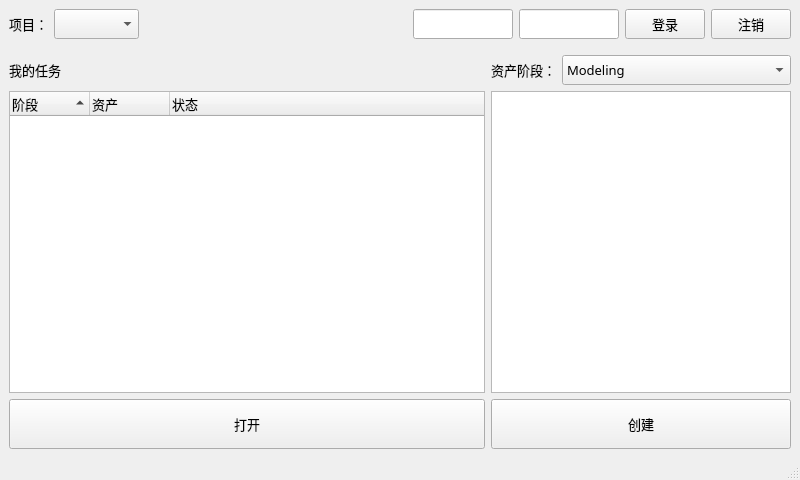
lonegather/Barbarian, file commons/ui/CGTW.ui: the form before one commit.
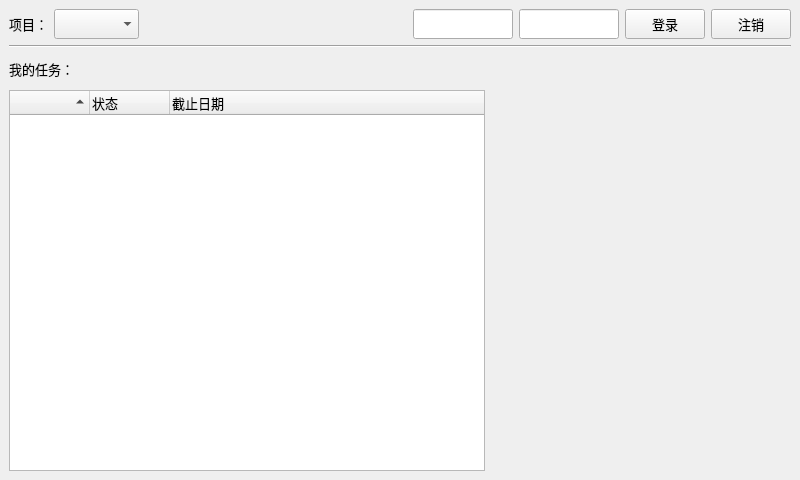
The form after the commit.

What changed in the file:
```diff
--- a/commons/ui/CGTW.ui
+++ b/commons/ui/CGTW.ui
@@ -20,7 +20,10 @@
    <string>Teamwork</string>
   </property>
   <widget class="QWidget" name="centralwidget">
-   <layout class="QVBoxLayout" name="verticalLayout_2" stretch="0,1">
+   <layout class="QVBoxLayout" name="verticalLayout_2" stretch="0,0,1">
+    <property name="bottomMargin">
+     <number>0</number>
+    </property>
     <item>
      <layout class="QHBoxLayout" name="horizontalLayout">
       <item>
@@ -188,12 +191,19 @@
       </item>
      </layout>
     </item>
+    <item>
+     <widget class="Line" name="line">
+      <property name="orientation">
+       <enum>Qt::Horizontal</enum>
+      </property>
+     </widget>
+    </item>
     <item>
      <layout class="QHBoxLayout" name="horizontalLayout_2" stretch="1,0">
       <item>
-       <layout class="QVBoxLayout" name="verticalLayout" stretch="0,1,0">
-        <property name="topMargin">
-         <number>10</number>
+       <layout class="QVBoxLayout" name="verticalLayout" stretch="0,0">
+        <property name="bottomMargin">
+         <number>9</number>
         </property>
         <item>
          <widget class="QLabel" name="label_2">
@@ -210,7 +220,7 @@
            </font>
           </property>
           <property name="text">
-           <string>我的任务</string>
+           <string>我的任务：</string>
           </property>
          </widget>
         </item>
@@ -239,18 +249,7 @@
           </attribute>
           <column>
            <property name="text">
-            <string>阶段</string>
-           </property>
-           <property name="font">
-            <font>
-             <family>微软雅黑</family>
-             <pointsize>10</pointsize>
-            </font>
-           </property>
-          </column>
-          <column>
-           <property name="text">
-            <string>资产</string>
+            <string> </string>
            </property>
            <property name="font">
             <font>
@@ -270,25 +269,17 @@
             </font>
            </property>
           </column>
-         </widget>
-        </item>
-        <item>
-         <widget class="QPushButton" name="CGTWBtnOpen">
-          <property name="minimumSize">
-           <size>
-            <width>0</width>
-            <height>50</height>
-           </size>
-          </property>
-          <property name="font">
-           <font>
-            <family>微软雅黑</family>
-            <pointsize>10</pointsize>
-           </font>
-          </property>
-          <property name="text">
-           <string>打开</string>
-          </property>
+          <column>
+           <property name="text">
+            <string>截止日期</string>
+           </property>
+           <property name="font">
+            <font>
+             <family>微软雅黑</family>
+             <pointsize>10</pointsize>
+            </font>
+           </property>
+          </column>
          </widget>
         </item>
        </layout>
@@ -314,106 +305,6 @@
          <property name="margin">
           <number>0</number>
          </property>
-         <item>
-          <widget class="QWidget" name="CGTWLoader" native="true">
-           <layout class="QVBoxLayout" name="verticalLayout_3">
-            <property name="leftMargin">
-             <number>0</number>
-            </property>
-            <property name="topMargin">
-             <number>10</number>
-            </property>
-            <property name="rightMargin">
-             <number>0</number>
-            </property>
-            <property name="bottomMargin">
-             <number>0</number>
-            </property>
-            <item>
-             <layout class="QHBoxLayout" name="horizontalLayout_4" stretch="0,1">
-              <item>
-               <widget class="QLabel" name="label_3">
-                <property name="sizePolicy">
-                 <sizepolicy hsizetype="Minimum" vsizetype="Preferred">
-                  <horstretch>0</horstretch>
-                  <verstretch>0</verstretch>
-                 </sizepolicy>
-                </property>
-                <property name="minimumSize">
-                 <size>
-                  <width>0</width>
-                  <height>30</height>
-                 </size>
-                </property>
-                <property name="font">
-                 <font>
-                  <family>微软雅黑</family>
-                  <pointsize>10</pointsize>
-                 </font>
-                </property>
-                <property name="text">
-                 <string>资产阶段：</string>
-                </property>
-               </widget>
-              </item>
-              <item>
-               <widget class="QComboBox" name="CGTWCBFamily">
-                <property name="minimumSize">
-                 <size>
-                  <width>0</width>
-                  <height>30</height>
-                 </size>
-                </property>
-                <property name="font">
-                 <font>
-                  <family>微软雅黑</family>
-                  <pointsize>10</pointsize>
-                 </font>
-                </property>
-                <item>
-                 <property name="text">
-                  <string>Modeling</string>
-                 </property>
-                </item>
-                <item>
-                 <property name="text">
-                  <string>Rigging</string>
-                 </property>
-                </item>
-                <item>
-                 <property name="text">
-                  <string>Animation</string>
-                 </property>
-                </item>
-               </widget>
-              </item>
-             </layout>
-            </item>
-            <item>
-             <widget class="QListWidget" name="CGTWLWAsset"/>
-            </item>
-            <item>
-             <widget class="QPushButton" name="CGTWBtnCreate">
-              <property name="minimumSize">
-               <size>
-                <width>0</width>
-                <height>50</height>
-               </size>
-              </property>
-              <property name="font">
-               <font>
-                <family>微软雅黑</family>
-                <pointsize>10</pointsize>
-               </font>
-              </property>
-              <property name="text">
-               <string>创建</string>
-              </property>
-             </widget>
-            </item>
-           </layout>
-          </widget>
-         </item>
         </layout>
        </widget>
       </item>
@@ -421,7 +312,6 @@
     </item>
    </layout>
   </widget>
-  <widget class="QStatusBar" name="statusbar"/>
  </widget>
  <resources/>
  <connections/>
```
